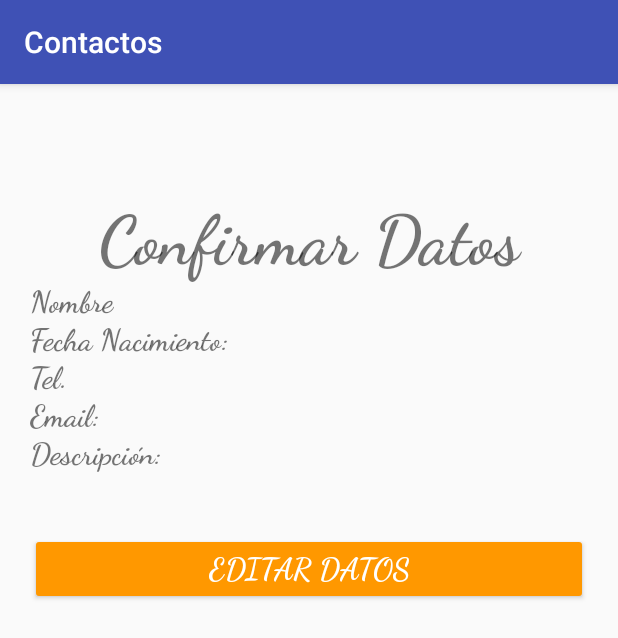
After one commit to deftnesssolutions/COURSERA, an Android app: the EditContacto screen opened directly, with no data from a screen before it, on a phone screen of 412 x 824 dp. The commit adds this screen. Shown: the top 638 px of the screen. Run offline under Robolectric (Android 15) with nearby library versions, the phone set to English and light mode, and no system bars.

Commit message:
Edicion de Datos de Contacto
Implementacion de la Interfaz para editar datos del contacto

```diff
--- a/Contactos/app/src/main/AndroidManifest.xml
+++ b/Contactos/app/src/main/AndroidManifest.xml
@@ -15,6 +15,7 @@
                 <category android:name="android.intent.category.LAUNCHER" />
             </intent-filter>
         </activity>
+        <activity android:name=".EditContacto"></activity>
     </application>
 
 </manifest>
--- /dev/null
+++ b/Contactos/app/src/main/java/com/androicoude/contactos/EditContacto.java
@@ -0,0 +1,13 @@
+package com.androicoude.contactos;
+
+import android.support.v7.app.AppCompatActivity;
+import android.os.Bundle;
+
+public class EditContacto extends AppCompatActivity {
+
+    @Override
+    protected void onCreate(Bundle savedInstanceState) {
+        super.onCreate(savedInstanceState);
+        setContentView(R.layout.activity_edit_contacto);
+    }
+}
--- a/Contactos/app/src/main/java/com/androicoude/contactos/MainActivity.java
+++ b/Contactos/app/src/main/java/com/androicoude/contactos/MainActivity.java
@@ -1,9 +1,11 @@
 package com.androicoude.contactos;
 
 import android.app.DatePickerDialog;
+import android.content.Intent;
 import android.support.v7.app.AppCompatActivity;
 import android.os.Bundle;
 import android.view.View;
+import android.widget.Button;
 import android.widget.DatePicker;
 import android.widget.EditText;
 import android.widget.ImageButton;
@@ -13,8 +15,9 @@ import java.util.Calendar;
 public class MainActivity extends AppCompatActivity implements View.OnClickListener {
 
     ImageButton calendario;
-    EditText fecha;
+    EditText fecha,nombre,telefono,email,descripcion;
     private int dia, mes, ano;
+    Button siguiente;
     @Override
     protected void onCreate(Bundle savedInstanceState) {
         super.onCreate(savedInstanceState);
@@ -22,7 +25,15 @@ public class MainActivity extends AppCompatActivity implements View.OnClickListe
 
         calendario = (ImageButton) findViewById(R.id.btn_setdate);
         fecha = (EditText) findViewById(R.id.et_nacimiento);
+        nombre= (EditText) findViewById(R.id.et_nombre);
+        telefono = (EditText) findViewById(R.id.et_telefono);
+        email = (EditText) findViewById(R.id.et_email);
+        descripcion = (EditText) findViewById(R.id.et_descripcion);
+
         calendario.setOnClickListener(this);
+        siguiente = (Button) findViewById(R.id.btn_siguiente);
+        siguiente.setOnClickListener(this);
+
     }
 
     @Override
@@ -42,5 +53,16 @@ public class MainActivity extends AppCompatActivity implements View.OnClickListe
             },dia,mes,ano);
             datePickerDialog.show();
         }
+
+        if(v==siguiente)
+        {
+            Intent intent = new Intent(MainActivity.this,EditContacto.class);
+            intent.putExtra("Key_Nombre", nombre.getText().toString());
+            intent.putExtra("Key_DN", fecha.getText().toString());
+            intent.putExtra("Key_Telefono", telefono.getText().toString());
+            intent.putExtra("Key_Email", email.getText().toString());
+            intent.putExtra("Key_Descripcion", descripcion.getText().toString());
+            startActivity(intent);
+        }
     }
 }
--- /dev/null
+++ b/Contactos/app/src/main/res/layout/activity_edit_contacto.xml
@@ -0,0 +1,134 @@
+<?xml version="1.0" encoding="utf-8"?>
+<LinearLayout xmlns:android="http://schemas.android.com/apk/res/android"
+    xmlns:tools="http://schemas.android.com/tools"
+    android:id="@+id/activity_edit_contacto"
+    android:layout_width="fill_parent"
+    android:layout_height="match_parent"
+    android:layout_marginTop="?attr/actionBarSize"
+    android:orientation="vertical"
+    android:paddingLeft="@dimen/paddingLeft"
+    android:paddingRight="@dimen/paddingRight"
+    android:paddingTop="@dimen/paddingTop">>
+
+    <TextView
+        android:id="@+id/tv_Titulo"
+        android:layout_width="match_parent"
+        android:layout_height="wrap_content"
+        android:text="@string/titulo_edit"
+        android:textAlignment="center"
+        android:textSize="@dimen/textzize_Titulo"
+        android:textStyle="bold"
+        android:fontFamily="cursive"
+        android:elegantTextHeight="true"/>
+    <TextView
+        android:id="@+id/tv_Nombre"
+        android:layout_width="wrap_content"
+        android:layout_height="wrap_content"
+        android:text="@string/label_edit_nombre"
+        android:textSize="@dimen/textzize_Edicion"
+        android:textStyle="bold"
+        android:fontFamily="cursive"/>
+
+    <LinearLayout
+        android:layout_width="match_parent"
+        android:layout_height="wrap_content"
+        android:orientation="horizontal">
+
+        <TextView
+            android:id="@+id/tv_Nacimiento"
+            android:layout_width="wrap_content"
+            android:layout_height="wrap_content"
+            android:text="@string/label_edit_Nacimiento"
+            android:textSize="@dimen/textzize_Edicion"
+            android:textStyle="bold"
+            android:fontFamily="cursive"/>
+        <TextView
+            android:id="@+id/tv_extraNancimiento"
+            android:layout_width="wrap_content"
+            android:layout_height="wrap_content"
+            android:textSize="@dimen/textzize_Edicion"
+            android:textStyle="bold"
+            android:fontFamily="cursive"/>
+    </LinearLayout>
+
+    <LinearLayout
+        android:layout_width="match_parent"
+        android:layout_height="wrap_content"
+        android:orientation="horizontal">
+
+        <TextView
+            android:id="@+id/tv_Telefono"
+            android:layout_width="wrap_content"
+            android:layout_height="wrap_content"
+            android:text="@string/label_edit_Telefono"
+            android:textSize="@dimen/textzize_Edicion"
+            android:textStyle="bold"
+            android:fontFamily="cursive"/>
+        <TextView
+            android:id="@+id/tv_ExtraTel"
+            android:layout_width="wrap_content"
+            android:layout_height="wrap_content"
+            android:textSize="@dimen/textzize_Edicion"
+            android:textStyle="bold"
+            android:fontFamily="cursive"/>
+
+    </LinearLayout>
+
+    <LinearLayout
+        android:layout_width="match_parent"
+        android:layout_height="wrap_content"
+        android:orientation="horizontal">
+        <TextView
+            android:id="@+id/tv_Email"
+            android:layout_width="wrap_content"
+            android:layout_height="wrap_content"
+            android:text="@string/label_edit_Email"
+            android:textSize="@dimen/textzize_Edicion"
+            android:textStyle="bold"
+            android:fontFamily="cursive"/>
+        <TextView
+            android:id="@+id/tv_extraEmail"
+            android:layout_width="wrap_content"
+            android:layout_height="wrap_content"
+            android:textSize="@dimen/textzize_Edicion"
+            android:textStyle="bold"
+            android:fontFamily="cursive"/>
+
+    </LinearLayout>
+
+    <LinearLayout
+        android:layout_width="match_parent"
+        android:layout_height="wrap_content"
+        android:orientation="horizontal">
+
+        <TextView
+            android:id="@+id/tv_Descripcion"
+            android:layout_width="wrap_content"
+            android:layout_height="wrap_content"
+            android:text="@string/label_edit_Descripcion"
+            android:textSize="@dimen/textzize_Edicion"
+            android:textStyle="bold"
+            android:fontFamily="cursive"/>
+        <TextView
+            android:id="@+id/tv_extraDescripcion"
+            android:layout_width="wrap_content"
+            android:layout_height="wrap_content"
+            android:textSize="@dimen/textzize_Edicion"
+            android:textStyle="bold"
+            android:fontFamily="cursive"/>
+
+    </LinearLayout>
+
+    <Button android:id="@+id/btn_editar"
+        android:layout_width="fill_parent"
+        android:layout_height="wrap_content"
+        android:text="@string/btn_editar"
+        android:theme="@style/MiBotonRaised"
+        android:layout_marginTop="@dimen/margingTop40"
+        android:textStyle="bold"
+        android:fontFamily="cursive"
+        android:textSize="@dimen/textzize_btnEditar"
+        android:textColor="@android:color/white"
+        />
+
+</LinearLayout>
--- a/Contactos/app/src/main/res/values/dimens.xml
+++ b/Contactos/app/src/main/res/values/dimens.xml
@@ -6,4 +6,7 @@
     <dimen name="paddingRight">20dp</dimen>
     <dimen name="paddingTop">20dp</dimen>
     <dimen name="margingTop40">40dp</dimen>
+    <dimen name="textzize_Titulo">45dp</dimen>
+    <dimen name="textzize_Edicion">20dp</dimen>
+    <dimen name="textzize_btnEditar">20dp</dimen>
 </resources>
--- a/Contactos/app/src/main/res/values/strings.xml
+++ b/Contactos/app/src/main/res/values/strings.xml
@@ -3,12 +3,20 @@
     <string name="action_settings">Settings</string>
     <string name="hint_nombre">Nombre Completo</string>
     <string name="hint_fechanacimiento">Fecha Nacimiento</string>
-    <string name="hint_telefono">Telefono</string>
+    <string name="hint_telefono">Teléfono</string>
     <string name="hint_email">Email</string>
-    <string name="hint_Descripcion">Descripcion Contacto</string>
+    <string name="hint_Descripcion">Descripción Contacto</string>
     <string name="btn_siguiente">Siguiente</string>
     <string name="err_msg_name">Ingrese su nombre completo</string>
     <string name="err_msg_nacimiento">Informe su fecha de nacimiento</string>
-    <string name="err_msg_telefono">Ingrese su numero de telefono</string>
-    <string name="err_msg_email">Ingrese email valido</string>
+    <string name="err_msg_telefono">Ingrese su numero de teléfono</string>
+    <string name="err_msg_email">Ingrese email válido</string>
+
+    <string name="titulo_edit">Confirmar Datos</string>
+    <string name="label_edit_nombre"> Nombre </string>
+    <string name="label_edit_Nacimiento">Fecha Nacimiento:</string>
+    <string name="label_edit_Telefono">Tel. </string>
+    <string name="label_edit_Email">Email:</string>
+    <string name="label_edit_Descripcion">Descripción:</string>
+    <string name="btn_editar">Editar Datos</string>
 </resources>
--- a/Contactos/app/src/main/res/values/styles.xml
+++ b/Contactos/app/src/main/res/values/styles.xml
@@ -13,4 +13,5 @@
         <item name="colorControlHighlight">@color/colorRaised</item>
         <item name="android:textColor">@color/colorBlanco</item>
     </style>
+
 </resources>
```
